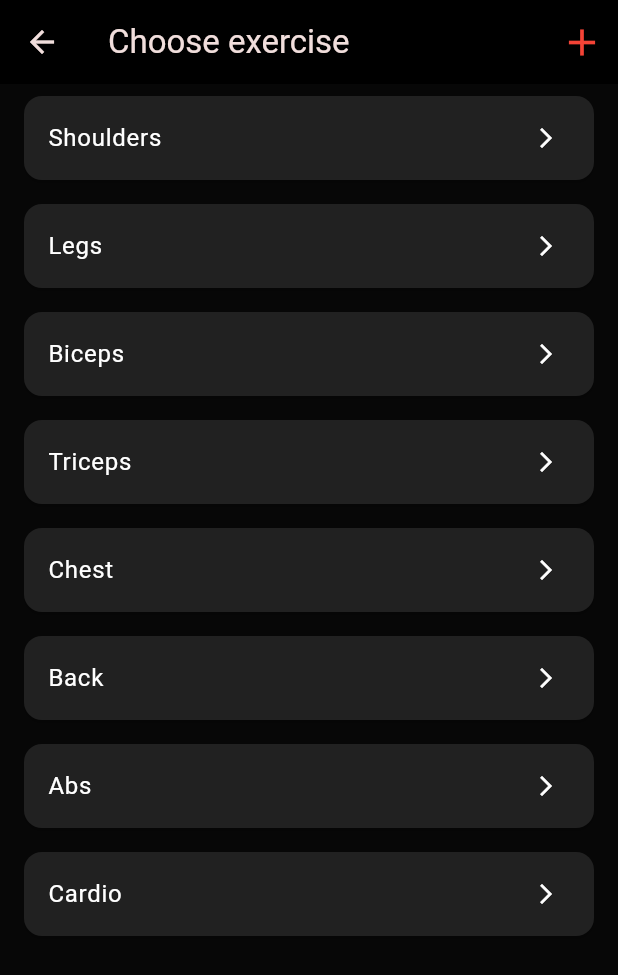
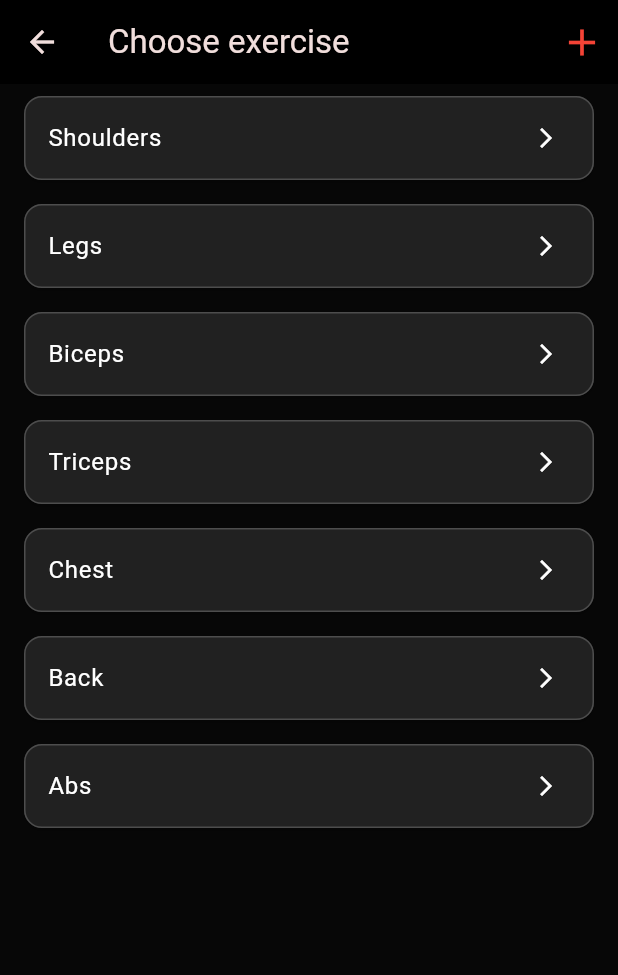
Before and after one commit to gabrielerneving/gym_application, a Flutter app: the ChooseCategoryScreen screen opened directly, on a phone screen of 412 x 824 dp. Shown: the top 975 px of the screen. Run offline on Flutter 3.47's test engine with Material 3 defaults, Android fonts, the phone set to English and light mode, and no system bars; our stand-ins replace cloud_firestore, firebase_auth, firebase_core; accounts and stored records are empty.

Commit message:
förbättrad utseende på dialogruta samt en border runt exercies

```diff
--- a/lib/pages/choose_category_screen.dart
+++ b/lib/pages/choose_category_screen.dart
@@ -14,7 +14,6 @@ class ChooseCategoryScreen extends StatelessWidget {
     'Chest',
     'Back',
     'Abs',
-    'Cardio'
   ];
 
   @override
@@ -42,26 +41,33 @@ class ChooseCategoryScreen extends StatelessWidget {
          return Card(
           color: Colors.grey.shade900,
           margin: const EdgeInsets.symmetric(horizontal: 16, vertical: 8),
+          shape: RoundedRectangleBorder(
+            borderRadius: BorderRadius.circular(12), // rundade hörn
+            side: const BorderSide(
+              color: Color(0xFF4D4D4D), // färgen på ramen
+              width: 1,          // tjockleken på ramen
+            ),
+          ),
           child: ListTile(
-              title: Text(category, style: const TextStyle(color: Colors.white)),
+            title: Text(
+              category,
+              style: const TextStyle(color: Colors.white),
+            ),
             trailing: const Icon(Icons.arrow_forward_ios, color: Colors.white, size: 16),
             onTap: () async {
-                // Navigera till listan med övningar och VÄNTA på ett resultat.
               final selectedExercise = await Navigator.of(context).push(
                 MaterialPageRoute(
                   builder: (context) => ExerciseListScreen(category: category),
                 ),
               );
 
-                // Om vi fick tillbaka en övning från ExerciseListScreen...
               if (selectedExercise != null) {
-                  // ...då stänger vi ÄVEN DENNA SKÄRM (ChooseCategoryScreen)
-                  // och skickar resultatet vidare ett steg till.
                 Navigator.of(context).pop(selectedExercise);
               }
             },
           ),
         );
+
         },
       ),
     );
```
Also changed, not shown: lib/pages/create_workout.dart (+15 -3 lines), lib/pages/exercise_list_screen.dart (+7 -0 lines). Lines whose indentation alone changed are shown as unchanged.
